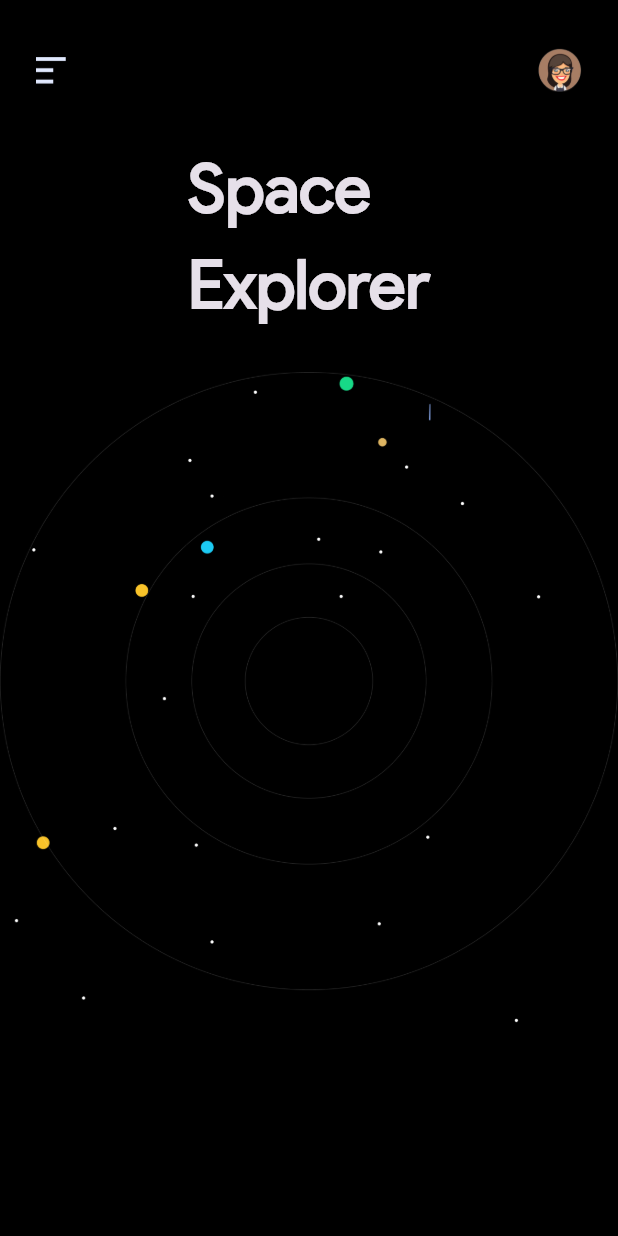
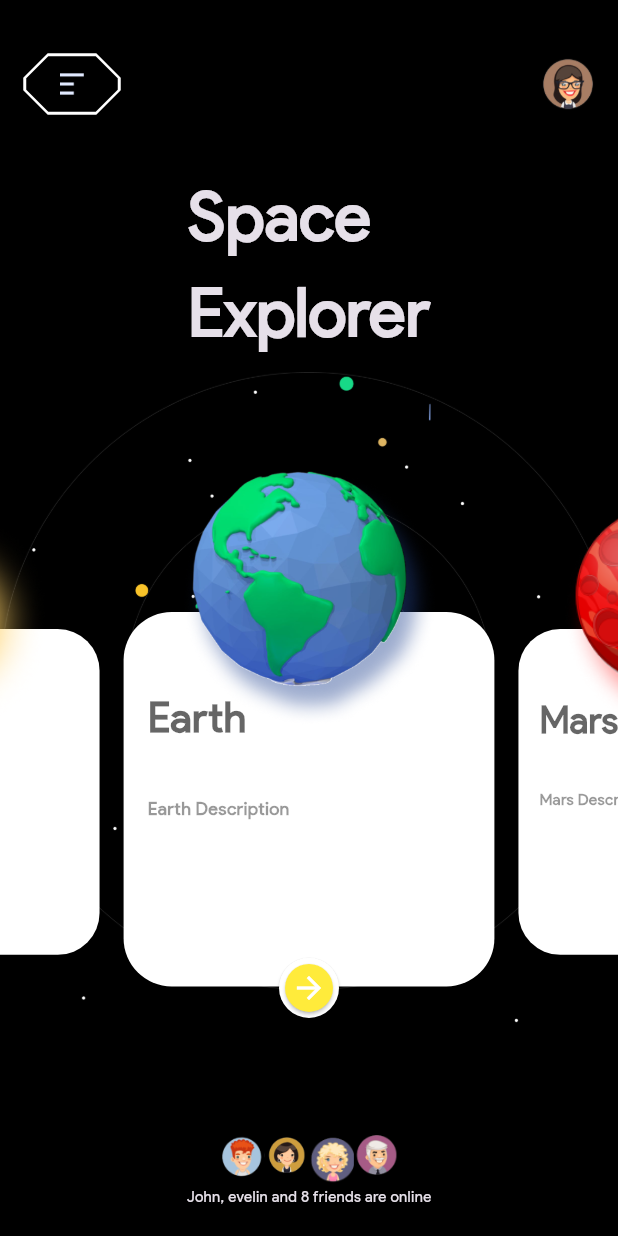
Before and after one commit to abdelazizh17/nasa-app, a Flutter app: the HomeView screen opened directly, on a phone screen of 412 x 824 dp. Run offline on Flutter 3.47's test engine with Material 3 defaults, Android fonts, the light colour scheme and no system bars; drawn by our look-alikes of carousel_slider.

Commit message:
create home view

```diff
--- /dev/null
+++ b/lib/model/planets_model.dart
@@ -0,0 +1,7 @@
+class PlanetsModel {
+  final String title;
+  final String description;
+  final String image;
+
+  PlanetsModel({required this.title, required this.description, required this.image});
+}
--- a/lib/views/home_view.dart
+++ b/lib/views/home_view.dart
@@ -1,13 +1,32 @@
 import 'package:flutter/material.dart';
+import 'package:p/views/exoplanets_view.dart';
 import 'package:p/widgets/home_view_body.dart';
 
 class HomeView extends StatelessWidget {
   const HomeView({super.key});
-
+  static String id = 'HomeView';
   @override
   Widget build(BuildContext context) {
-    return const Scaffold(
+    return Scaffold(
       body: HomeViewBody(),
+      drawer: Drawer(
+        child: ListView(
+          children: [
+            ListTile(
+              title: const Text('Solar System'),
+              onTap: () {
+                Navigator.pushNamed(context, HomeView.id);
+              },
+            ),
+            ListTile(
+              title: const Text('Exoplanets'),
+              onTap: () {
+               Navigator.pushNamed(context, ExoplanetsView.id);
+              },
+            ),
+          ],
+        ),
+      ),
     );
   }
 }
--- /dev/null
+++ b/lib/widgets/carousel_slider_view.dart
@@ -0,0 +1,28 @@
+import 'package:carousel_slider/carousel_slider.dart';
+import 'package:flutter/material.dart';
+import 'package:p/model/planets_model.dart';
+import 'package:p/widgets/planet_card.dart';
+
+class CarouselSliderView extends StatelessWidget {
+  const CarouselSliderView({
+    super.key,
+    required this.planetsModel,
+  });
+
+  final List<PlanetsModel> planetsModel;
+
+  @override
+  Widget build(BuildContext context) {
+    return CarouselSlider(
+      items: planetsModel
+          .map((e) => PlanetCard(planetsModel: e))
+          .toList(),
+      options: CarouselOptions(
+          autoPlay: false,
+          aspectRatio: 1.1,
+          enlargeCenterPage: true,
+          viewportFraction: 0.6,
+          clipBehavior: Clip.none),
+    );
+  }
+}
--- a/lib/widgets/custom_app_bar.dart
+++ b/lib/widgets/custom_app_bar.dart
@@ -6,17 +6,30 @@ class CustomAppBar extends StatelessWidget {
   @override
   Widget build(BuildContext context) {
     return Padding(
-      padding: const EdgeInsets.symmetric(horizontal: 24, vertical: 32),
+      padding: const EdgeInsets.symmetric(horizontal: 16, vertical: 32),
       child: Row(
         children: [
-          Image.asset(
-            'images/ic_menu.png',
-            width: 20,
-          ),
+          Builder(builder: (context) {
+            return ElevatedButton(
+              style: ElevatedButton.styleFrom(
+                  fixedSize: const Size(10, 10),
+                  backgroundColor: Colors.white.withOpacity(0),
+                  side: const BorderSide(color: Colors.white),
+                  shape: BeveledRectangleBorder(
+                      borderRadius: BorderRadius.circular(16))),
+              onPressed: () {
+                Scaffold.of(context).openDrawer();
+              },
+              child: Image.asset(
+                'images/ic_menu.png',
+                width: 20,
+              ),
+            );
+          }),
           const Spacer(),
           Image.asset(
             'images/ic_avatar.png',
-            width: 30,
+            width: 35,
           ),
         ],
       ),
--- /dev/null
+++ b/lib/widgets/custom_button_arrow.dart
@@ -0,0 +1,36 @@
+import 'package:flutter/material.dart';
+import 'package:p/views/exoplanets_view.dart';
+
+
+class CustomButtonArrow extends StatelessWidget {
+  const CustomButtonArrow({super.key});
+
+  @override
+  Widget build(BuildContext context) {
+    return Align(
+      alignment: Alignment.bottomCenter,
+      child: GestureDetector(
+        onTap: () {
+          Navigator.pushNamed(context, ExoplanetsView.id);
+        },
+        child: Card(
+          color: Colors.white,
+          shape: RoundedRectangleBorder(
+            borderRadius: BorderRadius.circular(32),
+          ),
+          child: SizedBox(
+            height: 40,
+            width: 40,
+            child: Card(
+              color: Colors.yellow,
+              shape: RoundedRectangleBorder(
+                borderRadius: BorderRadius.circular(32),
+              ),
+              child: const Icon(Icons.arrow_forward),
+            ),
+          ),
+        ),
+      ),
+    );
+  }
+}
--- a/lib/widgets/home_view_body.dart
+++ b/lib/widgets/home_view_body.dart
@@ -1,30 +1,88 @@
 import 'package:flutter/material.dart';
+import 'package:p/model/planets_model.dart';
+import 'package:p/widgets/carousel_slider_view.dart';
 import 'package:p/widgets/custom_app_bar.dart';
 
 class HomeViewBody extends StatelessWidget {
-  const HomeViewBody({super.key});
 
+  HomeViewBody({super.key});
+  final List<PlanetsModel> planetsModel = [
+    PlanetsModel(
+        title: 'Earth',
+        description: 'Earth Description',
+        image: 'images/img_earth.png'),
+    PlanetsModel(
+        title: 'Mars',
+        description: 'Mars Description',
+        image: 'images/img_mars.png'),
+    PlanetsModel(
+        title: 'Venus',
+        description: 'Venus Description',
+        image: 'images/img_venus.png'),
+  ];
   @override
   Widget build(BuildContext context) {
-    return Stack(children: [
+    return Stack(
+      children: [
         Align(
           alignment: Alignment.center,
           child: Padding(
             padding: const EdgeInsets.only(top: 110),
             child: Image.asset('images/bg_stars.png'),
-          )),
-      const Column(
+          ),
+        ),
+        Column(
           children: [
             const CustomAppBar(),
-          Text(
+            Expanded(
+              child: Column(
+                // mainAxisSize: MainAxisSize.min,
+                children: [
+                  const Text(
                     "Space\nExplorer",
                     style: TextStyle(
                       fontSize: 45,
                       fontWeight: FontWeight.bold,
                     ),
                   ),
+                  Expanded(
+                    child: CarouselSliderView(planetsModel: planetsModel),
+                  ),
+                  Row(
+                    mainAxisAlignment: MainAxisAlignment.center,
+                    children: [
+                      Image.asset(
+                        "images/ic_avatar_1.png",
+                        width: 30,
+                      ),
+                      Image.asset(
+                        "images/ic_avatar_2.png",
+                        width: 30,
+                      ),
+                      Image.asset(
+                        "images/ic_avatar_3.png",
+                        width: 30,
+                      ),
+                      Image.asset(
+                        "images/ic_avatar_4.png",
+                        width: 30,
+                      ),
                     ],
                   ),
-    ]);
+                  Text(
+                    "John, evelin and 8 friends are online",
+                    style: TextStyle(fontSize: 10),
+                  ),
+                  SizedBox(
+                    height: 20,
+                  )
+                ],
+              ),
+            ),
+          ],
+        ),
+        // NavigationMenu(),
+      ],
+    );
   }
 }
--- /dev/null
+++ b/lib/widgets/planet_card.dart
@@ -0,0 +1,74 @@
+import 'package:flutter/material.dart';
+import 'package:p/model/planets_model.dart';
+import 'package:p/widgets/custom_button_arrow.dart';
+
+class PlanetCard extends StatelessWidget {
+  const PlanetCard({
+    super.key,
+    required this.planetsModel,
+  });
+  final PlanetsModel planetsModel;
+  @override
+  Widget build(BuildContext context) {
+    return Stack(
+      clipBehavior: Clip.none,
+      children: [
+        Padding(
+          padding: const EdgeInsets.only(top: 100, bottom: 25),
+          child: Container(
+            decoration: BoxDecoration(
+              borderRadius: BorderRadius.circular(32),
+              color: Colors.white,
+            ),
+            height: MediaQuery.of(context)
+                .size
+                .height, //controll height in carousel
+            width: double.infinity,
+            child: Padding(
+              padding: const EdgeInsets.symmetric(horizontal: 16),
+              child: SingleChildScrollView(
+                child: Column(
+                  crossAxisAlignment: CrossAxisAlignment.start,
+                  children: [
+                    const SizedBox(
+                      height: 50,
+                    ),
+                    Text(
+                      planetsModel.title,
+                      style: TextStyle(
+                        color: Colors.black.withOpacity(0.6),
+                        fontSize: 28,
+                        fontWeight: FontWeight.bold,
+                      ),
+                    ),
+                    const SizedBox(
+                      height: 32,
+                    ),
+                    Text(
+                      planetsModel.description,
+                      style: TextStyle(
+                        color: Colors.black.withOpacity(0.4),
+                        fontSize: 12,
+                        fontWeight: FontWeight.bold,
+                      ),
+                      maxLines: 3,
+                      overflow: TextOverflow.ellipsis,
+                    ),
+                  ],
+                ),
+              ),
+            ),
+          ),
+        ),
+        Align(
+          alignment: Alignment.topCenter,
+          child: Image.asset(
+            planetsModel.image,
+            width: 180,
+          ),
+        ),
+        const CustomButtonArrow(),
+      ],
+    );
+  }
+}
```
Also changed, not shown: lib/main.dart (+7 -1 lines), lib/views/exoplanets_view.dart (added, +10 -0 lines), lib/views/onboarding.dart (+15 -11 lines), lib/views/planet_information.dart (added, +81 -0 lines), images/stars.png (added). Lines whose indentation alone changed are shown as unchanged.
